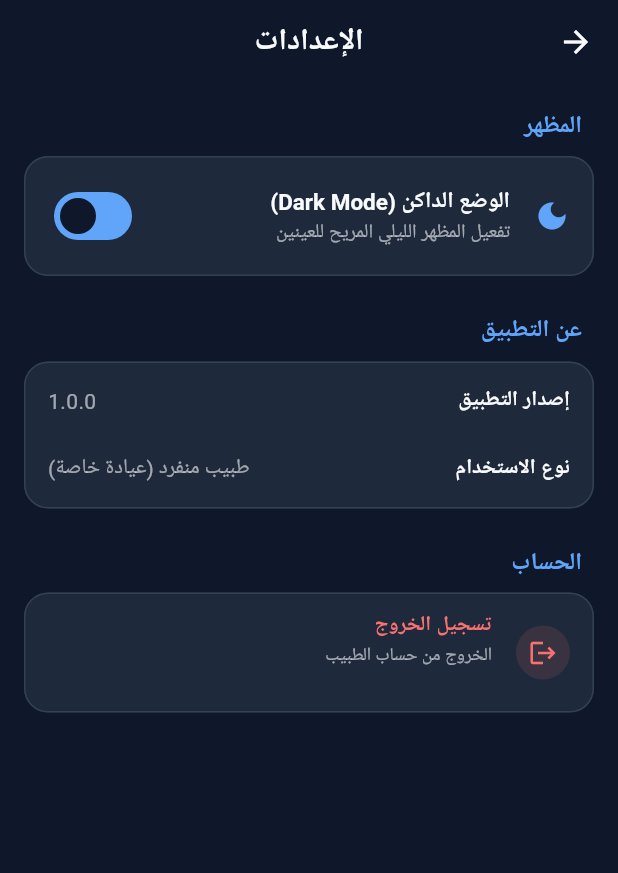
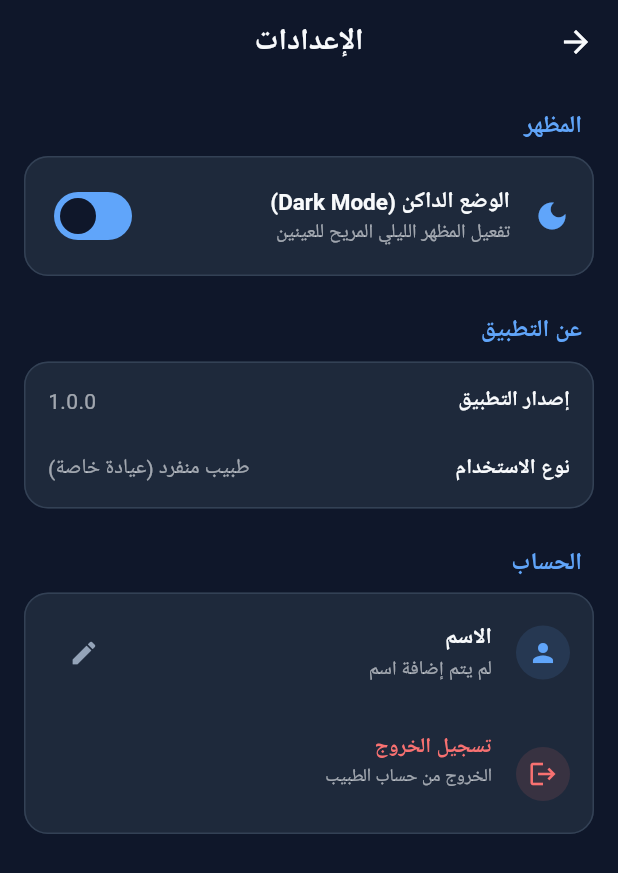
Before and after one commit to omarAhmed7525/Physical-Therapy-App, a Flutter app: the SettingsView screen opened by its route, after a tap on "الوضع الداكن (Dark Mode)", on a phone screen of 412 x 824 dp. Shown: the top 873 px of the screen. Run offline on Flutter 3.47's test engine with Material 3 defaults, Android fonts, the phone set to English and light mode, and no system bars; our stand-ins replace cloud_firestore, firebase_auth, firebase_core, geocoding, google_fonts, shared_preferences; accounts and stored records are empty; generated files the repository leaves out were written again; Roboto replaces fonts that are missing (Cairo).

Commit message:
N1: add doctor display name management in Settings and reactive greeting on Dashboard

```diff
--- a/lib/features/dashboard/dashboard_view.dart
+++ b/lib/features/dashboard/dashboard_view.dart
@@ -1,3 +1,4 @@
+import 'package:firebase_auth/firebase_auth.dart';
 import 'package:flutter/material.dart';
 import 'package:flutter/services.dart';
 import 'package:physical_therapy/app/routes.dart';
@@ -93,11 +94,22 @@ class _DashboardViewState extends State<DashboardView> {
           padding: const EdgeInsets.all(16.0),
           children: [
             // ── Welcome Banner ───────────────────────────────────────────────
-            Text(
-              'مرحباً بك 👋',
-              style: textTheme.titleMedium?.copyWith(
-                color: theme.colorScheme.onSurface.withValues(alpha: 0.6),
-              ),
+            StreamBuilder<User?>(
+              stream: FirebaseAuth.instance.userChanges(),
+              initialData: FirebaseAuth.instance.currentUser,
+              builder: (context, userSnapshot) {
+                final user = userSnapshot.data;
+                final name = user?.displayName?.trim();
+                final greeting = (name != null && name.isNotEmpty)
+                    ? 'مرحباً بك دكتور $name'
+                    : 'مرحباً بك دكتور';
+                return Text(
+                  greeting,
+                  style: textTheme.titleMedium?.copyWith(
+                    color: theme.colorScheme.onSurface.withValues(alpha: 0.6),
+                  ),
+                );
+              },
             ),
             const SizedBox(height: 4),
             Text(
--- a/lib/features/settings/settings_view.dart
+++ b/lib/features/settings/settings_view.dart
@@ -3,14 +3,98 @@ import 'package:flutter/material.dart';
 import 'package:physical_therapy/core/theme/theme_provider.dart';
 import 'package:provider/provider.dart';
 
-class SettingsView extends StatelessWidget {
+class SettingsView extends StatefulWidget {
   const SettingsView({super.key});
+
+  @override
+  State<SettingsView> createState() => _SettingsViewState();
+}
+
+class _SettingsViewState extends State<SettingsView> {
+  void _showEditNameDialog(BuildContext context, User user) {
+    final controller = TextEditingController(text: user.displayName ?? '');
+    final formKey = GlobalKey<FormState>();
+
+    showDialog(
+      context: context,
+      builder: (dialogCtx) {
+        bool isLoading = false;
+        return StatefulBuilder(
+          builder: (context, setDialogState) {
+            return AlertDialog(
+              title: const Text('تعديل الاسم'),
+              content: Form(
+                key: formKey,
+                child: TextFormField(
+                  controller: controller,
+                  decoration: const InputDecoration(
+                    labelText: 'الاسم',
+                    hintText: 'أدخل اسم الطبيب',
+                  ),
+                  validator: (value) {
+                    if (value == null || value.trim().length < 2) {
+                      return 'يرجى إدخال اسم صحيح (حرفين على الأقل)';
+                    }
+                    return null;
+                  },
+                ),
+              ),
+              actions: [
+                TextButton(
+                  onPressed: isLoading ? null : () => Navigator.pop(dialogCtx),
+                  child: const Text('إلغاء'),
+                ),
+                ElevatedButton(
+                  onPressed: isLoading
+                      ? null
+                      : () async {
+                          if (!formKey.currentState!.validate()) return;
+                          setDialogState(() {
+                            isLoading = true;
+                          });
+                          try {
+                            await user.updateDisplayName(controller.text.trim());
+                            await user.reload();
+                            if (mounted) {
+                              setState(() {});
+                            }
+                            if (context.mounted) {
+                              Navigator.pop(dialogCtx);
+                            }
+                          } catch (e) {
+                            setDialogState(() {
+                              isLoading = false;
+                            });
+                            if (context.mounted) {
+                              ScaffoldMessenger.of(context).showSnackBar(
+                                SnackBar(content: Text('حدث خطأ أثناء حفظ الاسم: $e')),
+                              );
+                            }
+                          }
+                        },
+                  child: isLoading
+                      ? const SizedBox(
+                          width: 16,
+                          height: 16,
+                          child: CircularProgressIndicator(strokeWidth: 2),
+                        )
+                      : const Text('حفظ'),
+                ),
+              ],
+            );
+          },
+        );
+      },
+    );
+  }
 
   @override
   Widget build(BuildContext context) {
     final theme = Theme.of(context);
     final textTheme = theme.textTheme;
     final themeProvider = context.watch<ThemeProvider>();
+    final user = FirebaseAuth.instance.currentUser;
+    final displayName = user?.displayName?.trim();
 
     return Scaffold(
       appBar: AppBar(
@@ -115,7 +199,42 @@ class SettingsView extends StatelessWidget {
             ),
           ),
           Card(
-            child: ListTile(
+            child: Column(
+              children: [
+                if (user != null) ...[
+                  ListTile(
+                    leading: CircleAvatar(
+                      radius: 18,
+                      backgroundColor: theme.colorScheme.primary.withValues(alpha: 0.12),
+                      child: Icon(
+                        Icons.person,
+                        color: theme.colorScheme.primary,
+                        size: 20,
+                      ),
+                    ),
+                    title: const Text(
+                      'الاسم',
+                      style: TextStyle(fontWeight: FontWeight.bold),
+                    ),
+                    subtitle: Text(
+                      displayName != null && displayName.isNotEmpty
+                          ? displayName
+                          : 'لم يتم إضافة اسم',
+                      style: TextStyle(
+                        color: displayName != null && displayName.isNotEmpty
+                            ? theme.colorScheme.onSurface
+                            : theme.colorScheme.onSurface.withValues(alpha: 0.6),
+                      ),
+                    ),
+                    trailing: IconButton(
+                      icon: const Icon(Icons.edit, size: 20),
+                      tooltip: 'تعديل الاسم',
+                      onPressed: () => _showEditNameDialog(context, user),
+                    ),
+                  ),
+                  const Divider(height: 1),
+                ],
+                ListTile(
                   leading: CircleAvatar(
                     radius: 18,
                     backgroundColor: theme.colorScheme.error.withValues(alpha: 0.12),
@@ -141,10 +260,10 @@ class SettingsView extends StatelessWidget {
                           color: theme.colorScheme.onSurface.withValues(alpha: 0.6),
                         ),
                       ),
-                  if (FirebaseAuth.instance.currentUser?.email != null) ...[
+                      if (user?.email != null) ...[
                         const SizedBox(height: 2),
                         Text(
-                      FirebaseAuth.instance.currentUser!.email!,
+                          user!.email!,
                           style: textTheme.bodySmall?.copyWith(
                             color: theme.colorScheme.primary,
                             fontWeight: FontWeight.w600,
@@ -155,9 +274,9 @@ class SettingsView extends StatelessWidget {
                   ),
                   onTap: () async {
                     await FirebaseAuth.instance.signOut();
-                // AuthGate's StreamBuilder reacts to authStateChanges automatically.
-                // No manual navigation is needed here.
                   },
+                ),
+              ],
             ),
           ),
         ],
```
Lines whose indentation alone changed are shown as unchanged.
